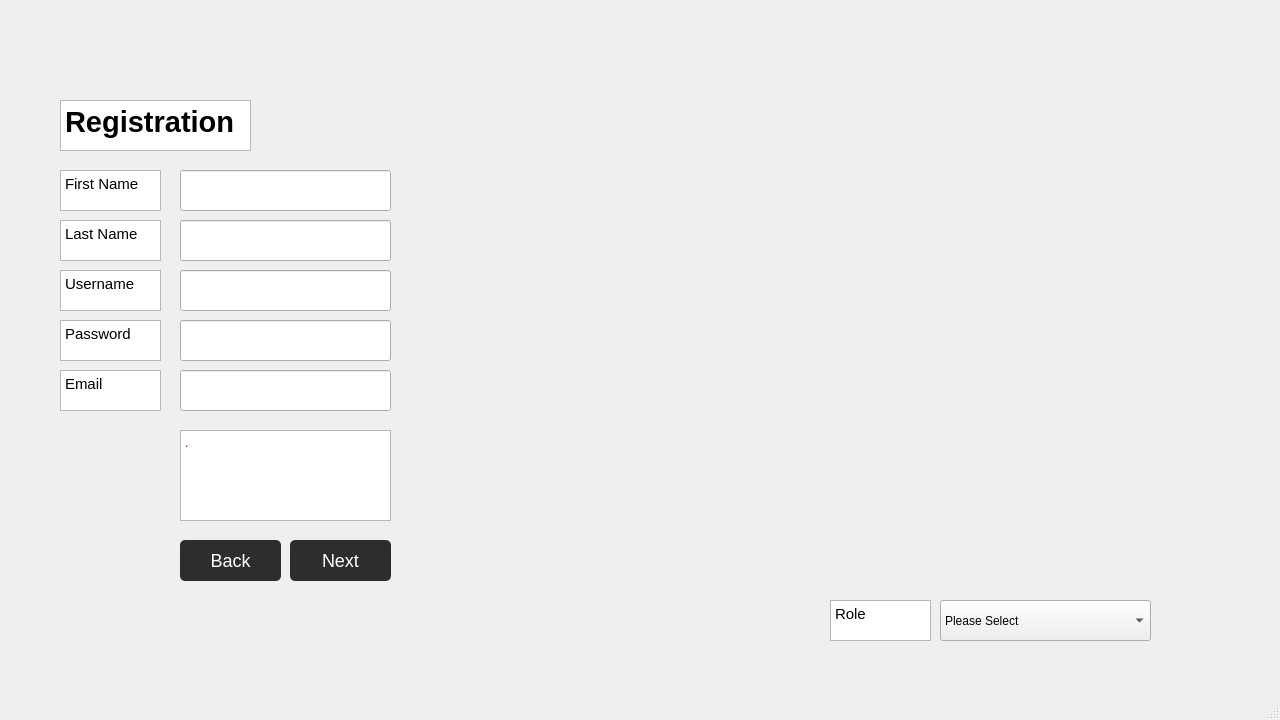
Qt form code/Staging_Environment/Recovered/Staging_Environment_Recorverd/registration_window.ui (muazzamaqeel/Software-Project-CTS-5) before a commit.
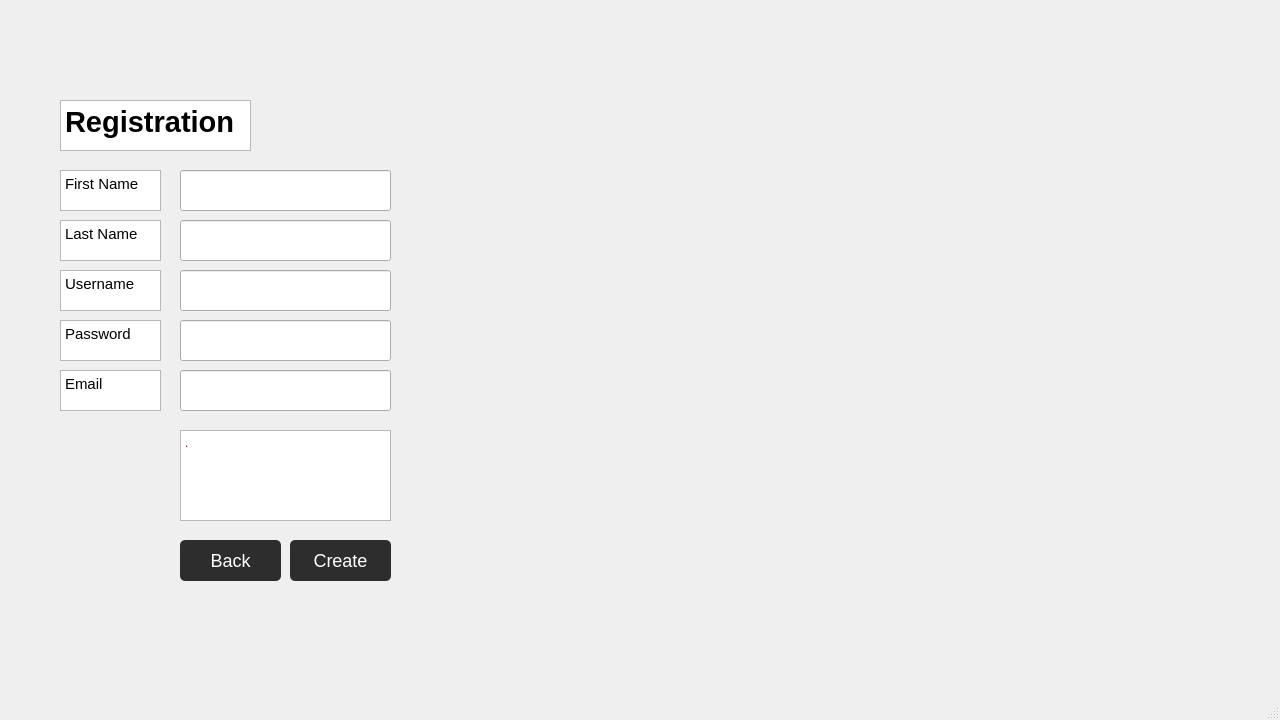
The same form after that commit.

Diff of the .ui file:
```diff
--- a/code/Staging_Environment/Recovered/Staging_Environment_Recorverd/registration_window.ui
+++ b/code/Staging_Environment/Recovered/Staging_Environment_Recorverd/registration_window.ui
@@ -272,7 +272,7 @@
 </string>
     </property>
     <property name="text">
-     <string>Next</string>
+     <string>Create</string>
     </property>
    </widget>
    <widget class="QTextBrowser" name="display_error">
@@ -296,56 +296,6 @@
 &lt;p style=&quot;-qt-paragraph-type:empty; margin-top:0px; margin-bottom:0px; margin-left:0px; margin-right:0px; -qt-block-indent:0; text-indent:0px; font-size:10pt;&quot;&gt;&lt;br /&gt;&lt;/p&gt;&lt;/body&gt;&lt;/html&gt;</string>
     </property>
    </widget>
-   <widget class="QTextBrowser" name="display_role">
-    <property name="geometry">
-     <rect>
-      <x>830</x>
-      <y>600</y>
-      <width>101</width>
-      <height>41</height>
-     </rect>
-    </property>
-    <property name="html">
-     <string>&lt;!DOCTYPE HTML PUBLIC &quot;-//W3C//DTD HTML 4.0//EN&quot; &quot;http://www.w3.org/TR/REC-html40/strict.dtd&quot;&gt;
-&lt;html&gt;&lt;head&gt;&lt;meta name=&quot;qrichtext&quot; content=&quot;1&quot; /&gt;&lt;meta charset=&quot;utf-8&quot; /&gt;&lt;style type=&quot;text/css&quot;&gt;
-p, li { white-space: pre-wrap; }
-hr { height: 1px; border-width: 0; }
-li.unchecked::marker { content: &quot;\2610&quot;; }
-li.checked::marker { content: &quot;\2612&quot;; }
-&lt;/style&gt;&lt;/head&gt;&lt;body style=&quot; font-family:'Segoe UI'; font-size:9pt; font-weight:400; font-style:normal;&quot;&gt;
-&lt;p style=&quot; margin-top:0px; margin-bottom:0px; margin-left:0px; margin-right:0px; -qt-block-indent:0; text-indent:0px;&quot;&gt;&lt;span style=&quot; font-size:11pt;&quot;&gt;Role&lt;/span&gt;&lt;/p&gt;&lt;/body&gt;&lt;/html&gt;</string>
-    </property>
-   </widget>
-   <widget class="QComboBox" name="comboBox_role">
-    <property name="geometry">
-     <rect>
-      <x>940</x>
-      <y>600</y>
-      <width>211</width>
-      <height>41</height>
-     </rect>
-    </property>
-    <item>
-     <property name="text">
-      <string>Please Select</string>
-     </property>
-    </item>
-    <item>
-     <property name="text">
-      <string>Product Owner</string>
-     </property>
-    </item>
-    <item>
-     <property name="text">
-      <string>Scrum Master</string>
-     </property>
-    </item>
-    <item>
-     <property name="text">
-      <string>Team</string>
-     </property>
-    </item>
-   </widget>
    <widget class="QLabel" name="bg_main">
     <property name="geometry">
      <rect>
```
Left out of the diff: 4 changed lines with no effect on the pictures.
